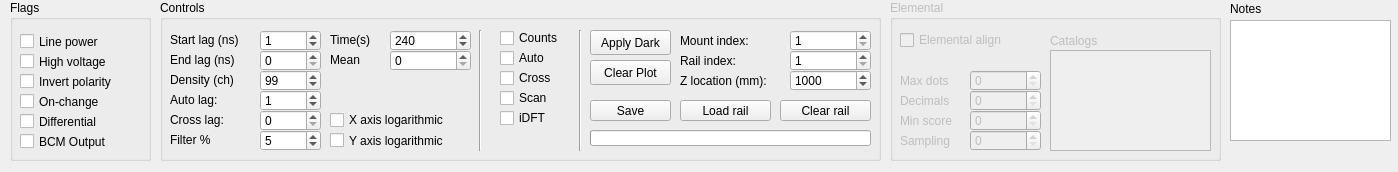
This is line.ui in ahp-electronics/xc-gui as Qt 5 draws it before an edit. The edited form follows.
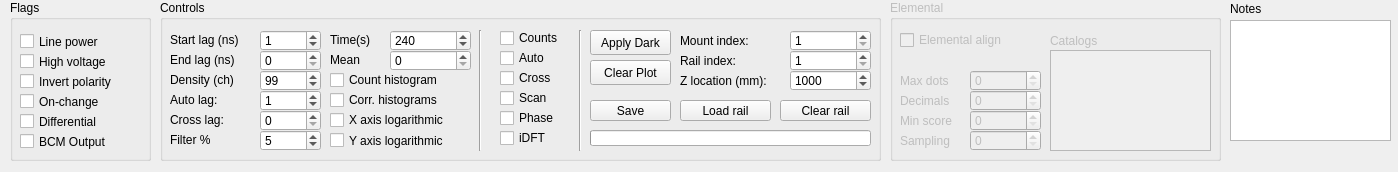
This is the edited form.

Commit message: Add histograms and phase displaying selection

The edit to the form file:
```diff
--- a/line.ui
+++ b/line.ui
@@ -515,7 +515,7 @@
      <rect>
       <x>340</x>
       <y>90</y>
-      <width>51</width>
+      <width>71</width>
       <height>16</height>
      </rect>
     </property>
@@ -527,8 +527,8 @@
     <property name="geometry">
      <rect>
       <x>340</x>
-      <y>110</y>
-      <width>51</width>
+      <y>130</y>
+      <width>71</width>
       <height>16</height>
      </rect>
     </property>
@@ -851,6 +851,51 @@
      <string>Mean</string>
     </property>
    </widget>
+   <widget class="QCheckBox" name="counter_histogram">
+    <property name="enabled">
+     <bool>true</bool>
+    </property>
+    <property name="geometry">
+     <rect>
+      <x>170</x>
+      <y>70</y>
+      <width>141</width>
+      <height>20</height>
+     </rect>
+    </property>
+    <property name="text">
+     <string>Count histogram</string>
+    </property>
+   </widget>
+   <widget class="QCheckBox" name="correlators_histogram">
+    <property name="enabled">
+     <bool>true</bool>
+    </property>
+    <property name="geometry">
+     <rect>
+      <x>170</x>
+      <y>90</y>
+      <width>141</width>
+      <height>20</height>
+     </rect>
+    </property>
+    <property name="text">
+     <string>Corr. histograms</string>
+    </property>
+   </widget>
+   <widget class="QCheckBox" name="show_phase">
+    <property name="geometry">
+     <rect>
+      <x>340</x>
+      <y>110</y>
+      <width>71</width>
+      <height>16</height>
+     </rect>
+    </property>
+    <property name="text">
+     <string>Phase</string>
+    </property>
+   </widget>
   </widget>
  </widget>
  <resources/>
```
The commit also changes 4 other files.
